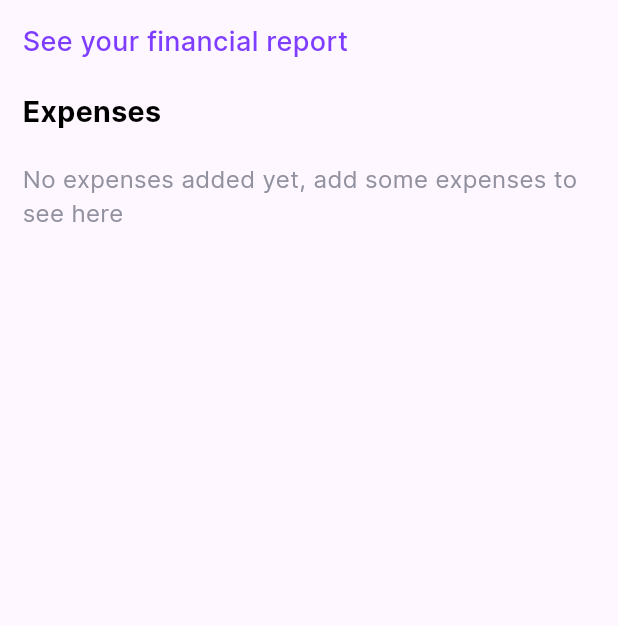
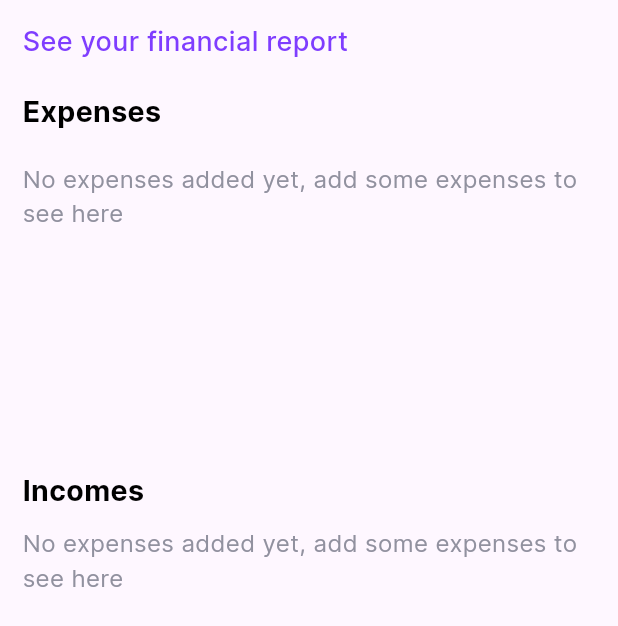
Before and after one commit to Hasala-Kavinda/expenz, a Flutter app: the TransactionScreen screen opened directly with empty values, on a phone screen of 412 x 824 dp. Shown: the top 626 px of the screen. Run offline on Flutter 3.47's test engine with Material 3 defaults, Android fonts, the phone set to English and light mode, and no system bars; our stand-ins replace shared_preferences, smooth_page_indicator; accounts and stored records are empty.

Commit message:
Added the income trasaction part

```diff
--- a/lib/screens/add_new_screen.dart
+++ b/lib/screens/add_new_screen.dart
@@ -11,6 +11,7 @@ import 'package:intl/intl.dart';
 class AddNewScreen extends StatefulWidget {
   final Function(Expense) addExpense;
   final Function(Income) addIncome;
+
   const AddNewScreen(
       {super.key, required this.addExpense, required this.addIncome});
 
--- a/lib/screens/transaction_screen.dart
+++ b/lib/screens/transaction_screen.dart
@@ -3,6 +3,7 @@ import 'package:expenz/constants/constants.dart';
 import 'package:expenz/models/expence_model.dart';
 import 'package:expenz/models/income_model.dart';
 import 'package:expenz/widgets/expense_card.dart';
+import 'package:expenz/widgets/income_card.dart';
 import 'package:flutter/material.dart';
 
 class TransactionScreen extends StatefulWidget {
@@ -10,15 +11,14 @@ class TransactionScreen extends StatefulWidget {
   final void Function(Expense) onDismissedExpenses;
 
   final List<Income> incomeList;
-  // final void Function(Income) onDismissedIncome;
+  final void Function(Income) onDismissedIncome;
 
   const TransactionScreen({
     super.key,
     required this.expensesList,
-    // required this.onDismissedExpenses,
     required this.incomeList,
     required this.onDismissedExpenses,
-    // required this.onDismissedIncome
+    required this.onDismissedIncome,
   });
 
   @override
@@ -58,7 +58,7 @@ class _TransactionScreenState extends State<TransactionScreen> {
                 height: 20,
               ),
               SizedBox(
-                height: MediaQuery.of(context).size.height * 0.35,
+                height: MediaQuery.of(context).size.height * 0.25,
                 child: SingleChildScrollView(
                   // Wrap with SingleChildScrollView to make the content scrollable
                   child: Column(
@@ -103,6 +103,63 @@ class _TransactionScreenState extends State<TransactionScreen> {
                   ),
                 ),
               ),
+              const Text(
+                "Incomes",
+                style: TextStyle(
+                  fontSize: 19,
+                  fontWeight: FontWeight.bold,
+                  color: kBlack,
+                ),
+              ),
+              const SizedBox(
+                height: 10,
+              ),
+              SizedBox(
+                height: MediaQuery.of(context).size.height * 0.25,
+                child: SingleChildScrollView(
+                  // Wrap with SingleChildScrollView to make the content scrollable
+                  child: Column(
+                    // Wrap with Column to ensure proper layout
+                    children: [
+                      widget.incomeList.isEmpty
+                          ? const Text(
+                              "No expenses added yet, add some expenses to see here",
+                              style: TextStyle(
+                                fontSize: 16,
+                                color: kGrey,
+                              ),
+                            )
+                          : ListView.builder(
+                              shrinkWrap:
+                                  true, // Set shrinkWrap to true to allow the ListView to adapt to its content size
+                              scrollDirection: Axis.vertical,
+                              physics: const NeverScrollableScrollPhysics(),
+                              itemCount: widget.incomeList.length,
+                              itemBuilder: (context, index) {
+                                final income = widget.incomeList[index];
+                                return Dismissible(
+                                  key: ValueKey(income),
+                                  direction: DismissDirection.startToEnd,
+                                  onDismissed: (direction) {
+                                    setState(() {
+                                      widget.onDismissedIncome(income);
+                                    });
+                                  },
+                                  child: IncomeCard(
+                                    title: income.title,
+                                    date: income.date,
+                                    amount: income.amount,
+                                    category: income.category,
+                                    description: income.description,
+                                    createdAt: income.time,
+                                  ),
+                                );
+                              },
+                            ),
+                    ],
+                  ),
+                ),
+              ),
             ],
           ),
         ),
--- a/lib/widgets/income_expence_card.dart
+++ b/lib/widgets/income_expence_card.dart
@@ -7,6 +7,7 @@ class IncomeExpenceCard extends StatefulWidget {
   final double amount;
   final Color bgColor;
   final String imageUrl;
+
   const IncomeExpenceCard({
     super.key,
     required this.title,
```
Also changed, not shown: lib/screens/main_screen.dart (+11 -1 lines), lib/widgets/income_card.dart (renamed from lib/widgets/expense_card.dart, +10 -10 lines).
